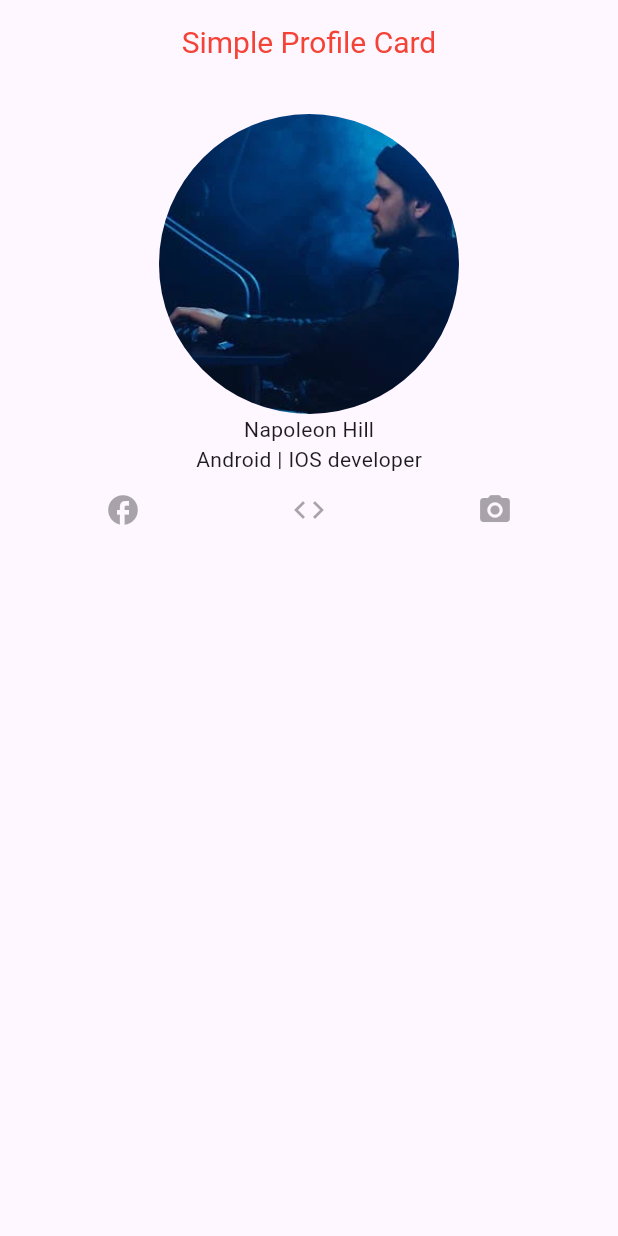
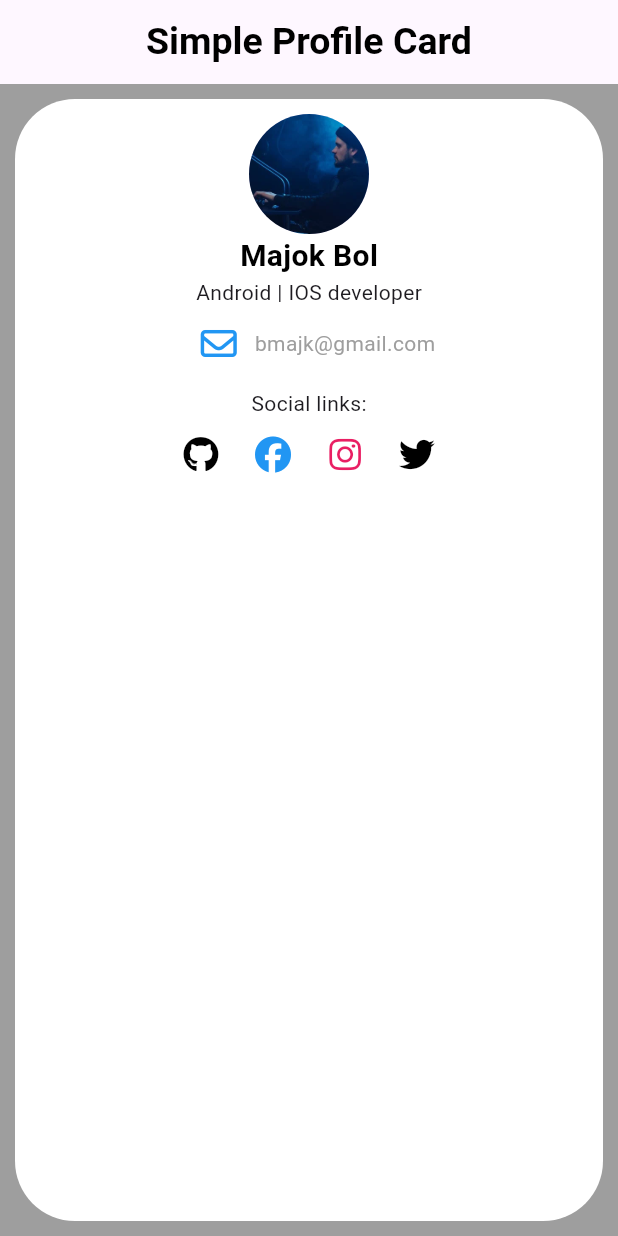
Before and after one commit to Majok-Bol/basic_profile_card, a Flutter app: the screen it shows after launch, on a phone screen of 412 x 824 dp. Run offline on Flutter 3.47's test engine with Material 3 defaults, Android fonts, the light colour scheme and no system bars; our stand-ins replace font_awesome_flutter.

Commit message:
social link icons

```diff
--- a/lib/main.dart
+++ b/lib/main.dart
@@ -10,32 +10,69 @@ class MyApp extends StatelessWidget{
     return MaterialApp(
       debugShowCheckedModeBanner: false,
       home: Scaffold(
-        appBar: AppBar(title: Text('Simple Profile Card',style: TextStyle(color: Colors.red,fontSize: 20),),centerTitle: true
+        backgroundColor: Colors.grey,
+        appBar: AppBar(title: Text('Simple Profile Card',style: TextStyle(color: Colors.black,fontWeight:FontWeight.bold,fontSize: 25),),centerTitle: true
+          // ,backgroundColor: Colors.grey
           ,),
         body: Container(
-          padding: EdgeInsets.all(10.0),
-          margin: EdgeInsets.all(10.0),
+          padding: EdgeInsets.all(10),
+          margin:EdgeInsets.symmetric(horizontal: 10,vertical: 10),
+          decoration: BoxDecoration(
+            color: Colors.white,
+            borderRadius: BorderRadius.circular(40),
+            boxShadow: [BoxShadow(color: Colors.grey,blurRadius: 5),]
+          ),
+
           child:Column(
-          children: [
-            CircleAvatar(
-           radius: 100,
-            backgroundImage: AssetImage('assets/images/profile3.webp'),
+
+            children: [
+              SizedBox(
+                child: CircleAvatar(
+                radius: 40,
+                backgroundImage: AssetImage('assets/images/profile3.webp'),
               ),
-            Text('Napoleon Hill'),
-            Text('Android | IOS developer'),
-            Row(
-              children: [
-                Expanded(child: IconButton(onPressed:null, icon:Icon(Icons.facebook))),
-                // Expanded(child: IconButton(onPressed:null, icon:Icon(Icons.twitter))),
-                Expanded(child: IconButton(onPressed:null, icon:Icon(Icons.code))),
-                Expanded(child: IconButton(onPressed:null, icon:Icon(Icons.camera_alt))),
+              ),
+              Text('Majok Bol',style: TextStyle(color: Colors.black,fontSize: 20,fontWeight: FontWeight.bold),),
+              Text('Android | IOS developer',),
+              Row(
+                mainAxisAlignment: MainAxisAlignment.center,
+                children: [
 
-              ],
-            )
 
-    ],
+                  IconButton(onPressed:(){
+                    print("Email pressed");
+                  }, icon:Icon(FontAwesomeIcons.envelope),color: Colors.blue,),
+                  Text('bmajk@gmail.com',style: TextStyle(color: Colors.grey),),
+                ],
+              ),
 
-    ),
+
+              SizedBox(height: 6,),
+
+
+              Text('Social links:'),
+              Row(
+                mainAxisAlignment: MainAxisAlignment.center,
+                children: [
+                  IconButton(onPressed:(){
+                    print("Github pressed");
+                  }, icon:Icon(FontAwesomeIcons.github),color: Colors.black,),
+                  IconButton(onPressed:(){
+                    print("Facebook pressed");
+                  }, icon:Icon(FontAwesomeIcons.facebook),color: Colors.blue,),
+                  IconButton(onPressed:(){
+                    print("Instagram pressed");
+                  }, icon:Icon(FontAwesomeIcons.instagram),color: Colors.pink,),
+                  IconButton(onPressed:(){
+                    print("Twitter pressed");
+                  }, icon:Icon(FontAwesomeIcons.twitter),color: Colors.black,),
+                ],
+
+              )
+
+            ],
+          )
+
       ),
     ),
     );
```
